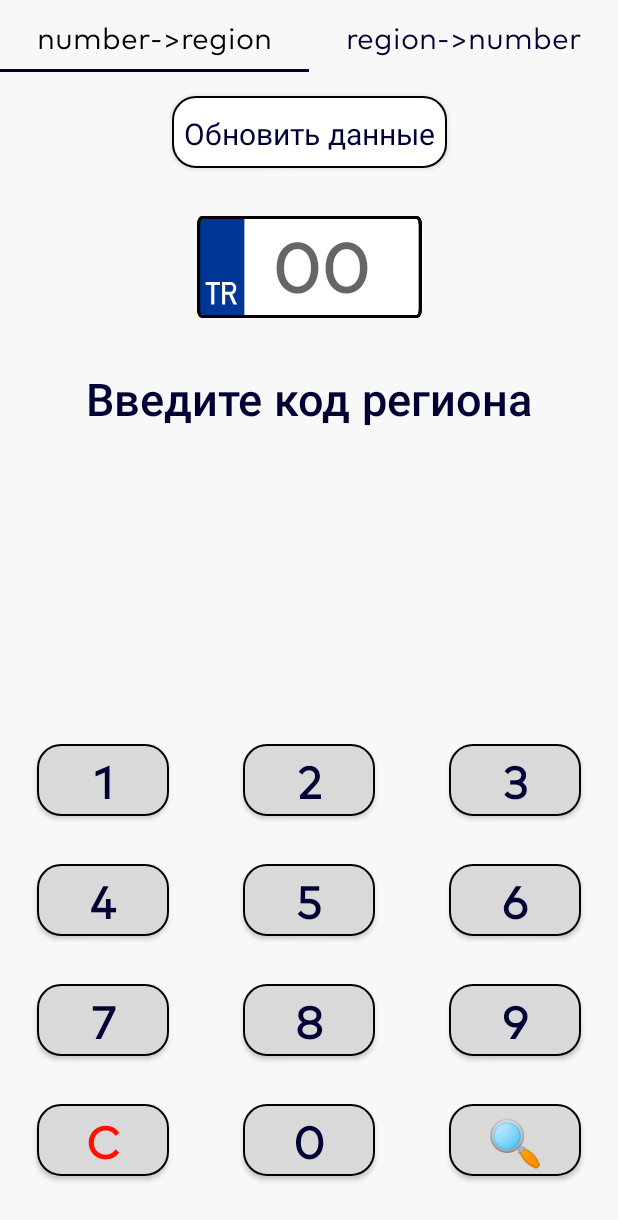
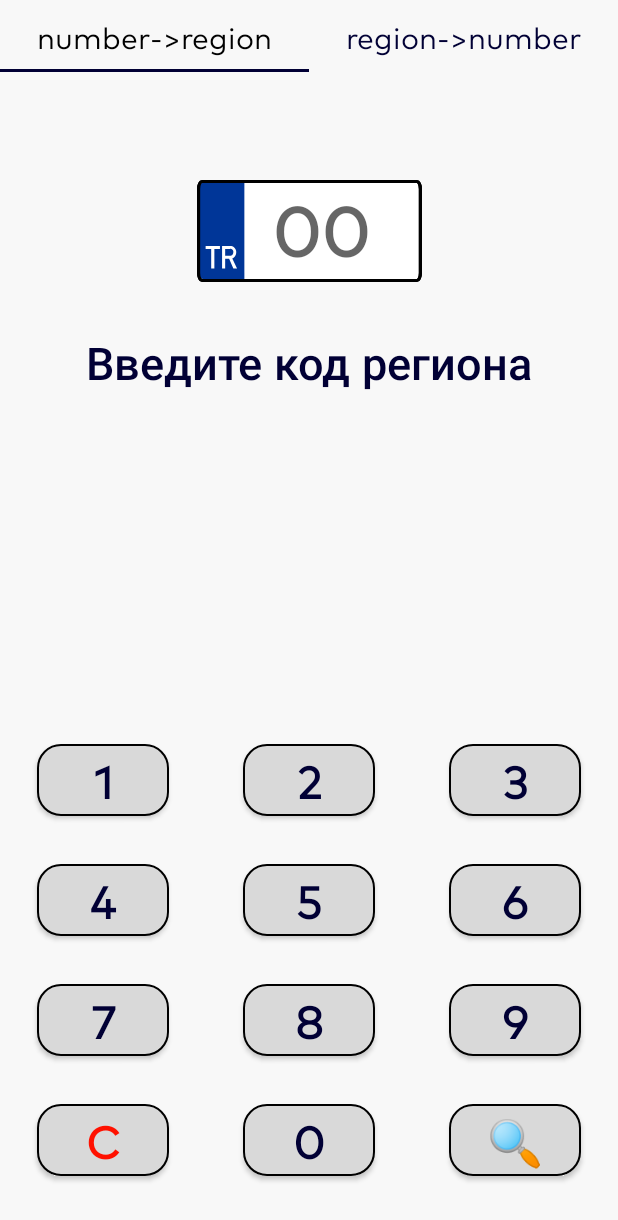
Before and after one commit to adden00/TurkeyCarsRegions, an Android app: the screen it shows after launch (MainActivity), on a phone screen of 412 x 824 dp. Shown: the top 1220 px of the screen. Run offline under Robolectric (Android 15) with nearby library versions, the phone set to English and light mode, and no system bars; our stand-ins replace Dagger/Hilt's generated code, Room's generated code.

Commit message:
removed update button

```diff
--- a/app/src/main/java/com/example/turkeyregions/app/presentation/search_by_code_screen/SearchByCodeFragment.kt
+++ b/app/src/main/java/com/example/turkeyregions/app/presentation/search_by_code_screen/SearchByCodeFragment.kt
@@ -30,6 +30,11 @@ class SearchByCodeFragment : Fragment() {
         super.onViewCreated(view, savedInstanceState)
         setButtons()
         observeRegionName()
+        updateData()
+    }
+
+    private fun updateData() {
+        viewModel.updateRegions(requireContext())
     }
 
     private fun observeRegionName() {
@@ -55,9 +60,6 @@ class SearchByCodeFragment : Fragment() {
         val buttonsList = listOf("1", "2", "3", "4", "5", "6", "7", "8", "9", "C", "0", "🔍")
         buttonsAdapter.submitList(buttonsList)
 
-        binding.btnUpdateAll.setOnClickListener {
-            viewModel.updateRegions(requireContext())
-        }
 
     }
 
--- a/app/src/main/res/layout/fragmemt_search_by_code.xml
+++ b/app/src/main/res/layout/fragmemt_search_by_code.xml
@@ -26,7 +26,7 @@
         style="@style/text_header1"
         android:layout_width="150dp"
         android:layout_height="wrap_content"
-        android:layout_marginTop="32dp"
+        android:layout_marginTop="72dp"
         android:autofillHints=""
         android:background="@drawable/code_bg"
         android:ems="10"
@@ -39,7 +39,7 @@
         android:paddingBottom="5dp"
         app:layout_constraintEnd_toEndOf="parent"
         app:layout_constraintStart_toStartOf="parent"
-        app:layout_constraintTop_toBottomOf="@+id/btnUpdateAll" />
+        app:layout_constraintTop_toTopOf="parent" />
 
     <androidx.recyclerview.widget.RecyclerView
         android:id="@+id/rcButtons"
@@ -49,22 +49,6 @@
         app:layout_constraintBottom_toBottomOf="parent"
         app:layout_constraintEnd_toEndOf="parent"
         app:layout_constraintStart_toStartOf="parent" />
-
-    <Button
-
-        android:id="@+id/btnUpdateAll"
-        style="@style/text_common"
-        android:layout_width="wrap_content"
-        android:layout_height="wrap_content"
-        android:layout_marginTop="16dp"
-        android:background="@drawable/update_button_bg"
-        android:paddingStart="8dp"
-        android:paddingEnd="8dp"
-        android:text="@string/update_data"
-        android:textAllCaps="false"
-        app:layout_constraintEnd_toEndOf="parent"
-        app:layout_constraintStart_toStartOf="parent"
-        app:layout_constraintTop_toTopOf="parent" />
 
     <androidx.cardview.widget.CardView
         android:id="@+id/progressBar"
```
